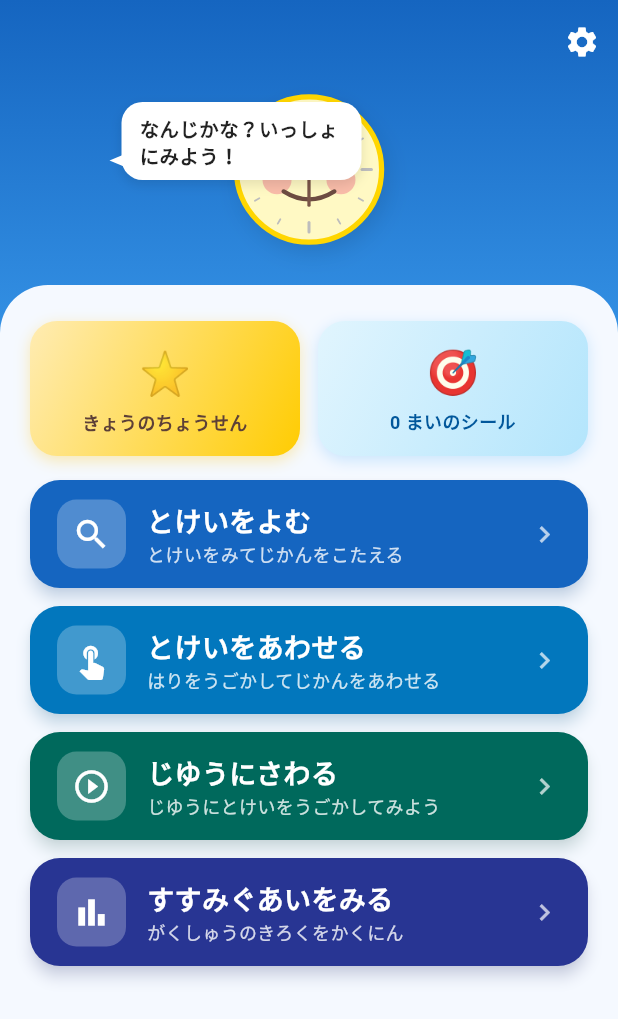
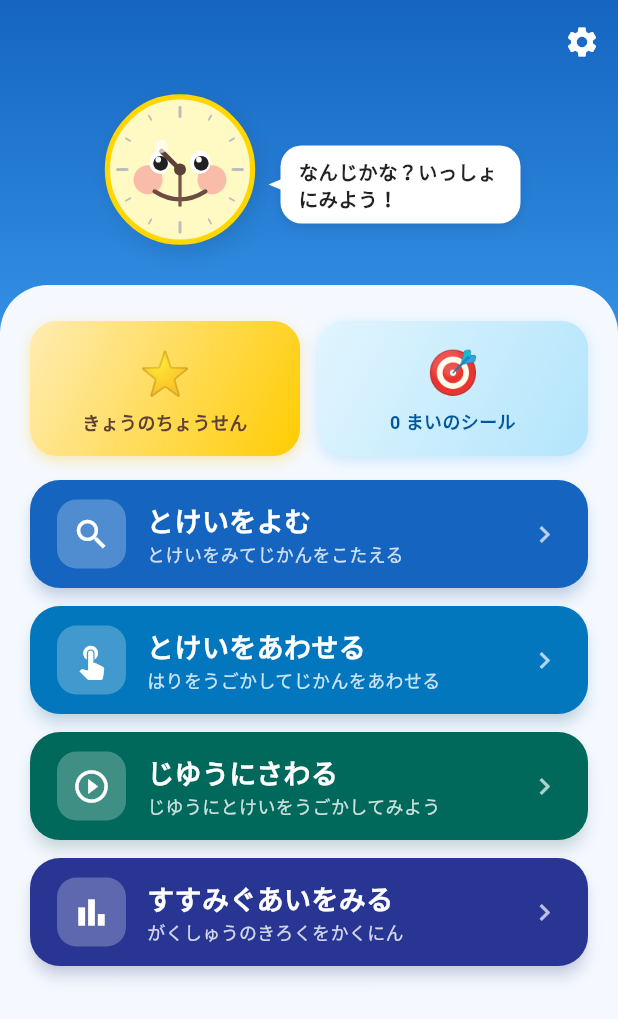
Before and after one commit to star1120eto/clock_learning, a Flutter app: the HomeScreen screen opened directly, on a phone screen of 412 x 824 dp. Shown: the top 1019 px of the screen. Run offline on Flutter 3.47's test engine with Material 3 defaults, Android fonts, the phone set to English and light mode, and no system bars; our stand-ins replace audioplayers, in_app_purchase, shared_preferences; accounts and stored records are empty.

Commit message:
fix: ホーム画面の吹き出しがマスコットに重なる問題を修正
Stack でマスコットと吹き出しを重ねていたため、Stack のサイズが非 Positioned
の子である ClockMascotWidget (110px) 基準で決まり、そこに最大 160px 幅の
吹き出しを right:20 で配置していた結果、吹き出しが左へ大きく張り出して
マスコットの大部分を覆っていた。しっぽも左向きでマスコットと反対方向を
指していた。

コメントの「吹き出し（右上）」という本来の意図に合わせ、Stack をやめて
Row でマスコット（左）と吹き出し（右）を横並びにした。これにより既存の
左向きしっぽが正しく左隣のマスコットを指すようになる。

- _MascotSection: Stack → Row。Flexible で狭い画面でも折り返せるようにし、
  画面端に触れないよう horizontal padding を追加
- しっぽを吹き出し左辺の上下中央に配置（bottom:8 固定から変更）
- ついでに flutter analyze が指摘していた未使用 import 'dart:math' を削除

Co-Authored-By: Claude Opus 5 <noreply@anthropic.com>
Claude-Session: https://claude.ai/code/session_01KP4h5dSkg3qpWMxNJRKxeW

```diff
--- a/lib/screens/home_screen.dart
+++ b/lib/screens/home_screen.dart
@@ -1,4 +1,3 @@
-import 'dart:math';
 import 'package:flutter/material.dart';
 import 'package:provider/provider.dart';
 import 'package:clock_learning/screens/level_select_screen.dart';
@@ -208,19 +207,17 @@ class _MascotSection extends StatelessWidget {
 
   @override
   Widget build(BuildContext context) {
+    // マスコットを左、吹き出しを右に並べる。
+    // Stack で重ねると、Stack のサイズがマスコット（110px）基準になるため
+    // 最大 160px の吹き出しがマスコットに覆いかぶさってしまう。
     return Padding(
-      padding: const EdgeInsets.symmetric(vertical: 12),
-      child: Stack(
-        clipBehavior: Clip.none,
-        alignment: Alignment.center,
+      padding: const EdgeInsets.symmetric(vertical: 12, horizontal: 20),
+      child: Row(
+        mainAxisAlignment: MainAxisAlignment.center,
         children: [
           const ClockMascotWidget(size: 110),
-          // 吹き出し（右上）
-          Positioned(
-            right: 20,
-            top: 0,
-            child: _SpeechBubble(text: message),
-          ),
+          const SizedBox(width: 12),
+          Flexible(child: _SpeechBubble(text: message)),
         ],
       ),
     );
@@ -261,13 +258,16 @@ class _SpeechBubble extends StatelessWidget {
               ),
             ),
           ),
-          // しっぽ
+          // しっぽ（左辺の上下中央＝左隣のマスコットを指す）
           Positioned(
-            bottom: 8,
             left: -8,
-            child: CustomPaint(
-              size: const Size(12, 10),
-              painter: _BubbleTailPainter(),
+            top: 0,
+            bottom: 0,
+            child: Center(
+              child: CustomPaint(
+                size: const Size(12, 10),
+                painter: _BubbleTailPainter(),
+              ),
             ),
           ),
         ],
```
